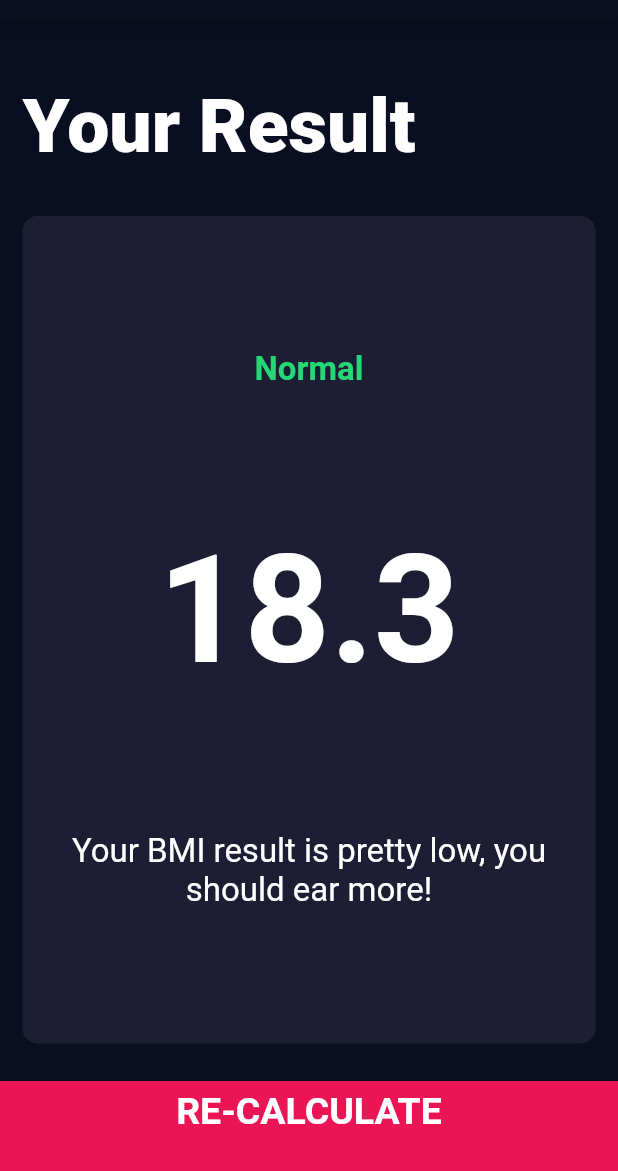
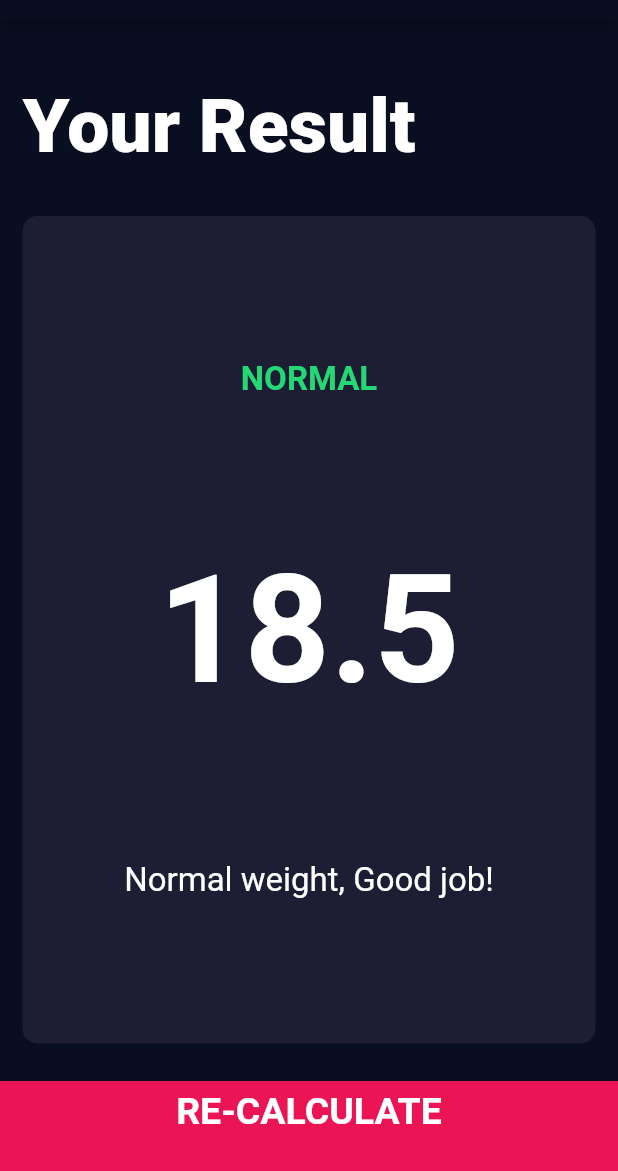
Before and after one commit to alriyadsouza/bmi_calculator, a Flutter app: the screen it shows after launch, after a tap on "CALCULATE", on a phone screen of 412 x 824 dp, the part 65-1236 px from its top. Run offline on Flutter 3.47's test engine with Material 2 defaults, Android fonts, the phone set to English and light mode, and no system bars; our stand-ins replace font_awesome_flutter; statements that could not run were skipped.

Commit message:
final commit

```diff
--- /dev/null
+++ b/lib/calculator_brain.dart
@@ -0,0 +1,34 @@
+import 'dart:math';
+
+ class CalculatorBrain{
+
+  CalculatorBrain({required this.height, required this.weight});
+
+  final int height;
+  final int weight;
+
+  double _bmi = 0.0;
+
+
+  String calculateBMI(){
+    _bmi=weight/ pow(height/100,2);
+    return _bmi.toStringAsFixed(1);
+  }
+
+  String getResult(){
+    if (_bmi>=25)
+      return 'Overweight';
+    else if(_bmi> 18.5)
+      return 'Normal';
+    else
+      return 'Underweight';
+  }
+  String getInterpretation(){
+    if (_bmi>=25)
+      return 'Try to exercise!';
+    else if(_bmi> 18.5)
+      return 'Normal weight, Good job!';
+    else
+      return 'Have less weight, Eat enough';
+  }
+ }
--- a/lib/screens/input_page.dart
+++ b/lib/screens/input_page.dart
@@ -6,6 +6,7 @@ import '../constants.dart';
 import 'results_page.dart';
 import '../components/bottom_button.dart';
 import '../components/round_icon_button.dart ';
+import 'package:bmi_calculator/calculator_brain.dart';
 
 enum Gender{female,male}
 
@@ -246,7 +247,12 @@ class _InputPageState extends State<InputPage> {
             ]),
           ),
           BottomButton(buttonTitle: 'CALCULATE', onTap: (){
-            Navigator.push(context, MaterialPageRoute(builder: (context) => ResultsPage()));
+            CalculatorBrain calc=CalculatorBrain(height: height, weight: weight);
+            Navigator.push(context, MaterialPageRoute(builder: (context) => ResultsPage(
+              bmiResult: calc.calculateBMI(),
+              resultText: calc.getResult(),
+              interpretation: calc.getInterpretation(),
+            )));
           })
         ],
       ),
--- a/lib/screens/results_page.dart
+++ b/lib/screens/results_page.dart
@@ -4,6 +4,13 @@ import 'package:flutter/material.dart';
 import 'package:bmi_calculator/components/bottom_button.dart';
 
 class ResultsPage extends StatelessWidget {
+
+  ResultsPage({required this.bmiResult, required this.resultText, required this.interpretation});
+
+  final String bmiResult;
+  final String resultText;
+  final String interpretation;
+
   @override
   Widget build(BuildContext context) {
     return Scaffold(
@@ -31,17 +38,17 @@ class ResultsPage extends StatelessWidget {
                   cardChild: Column(
                     mainAxisAlignment: MainAxisAlignment.spaceEvenly,
                     crossAxisAlignment: CrossAxisAlignment.center,
-                    children: const [
+                    children: [
                       Text(
-                          'Normal',
+                          resultText.toUpperCase(),
                           style: kresultTextStyle,
                       ),
                       Text(
-                        '18.3',
+                        bmiResult,
                         style: kBMITextStyle,
                       ),
                       Text(
-                        'Your BMI result is pretty low, you should ear more!',
+                        interpretation,
                         textAlign: TextAlign.center,
                         style: kBodyTextStyle,
                       ),
```
